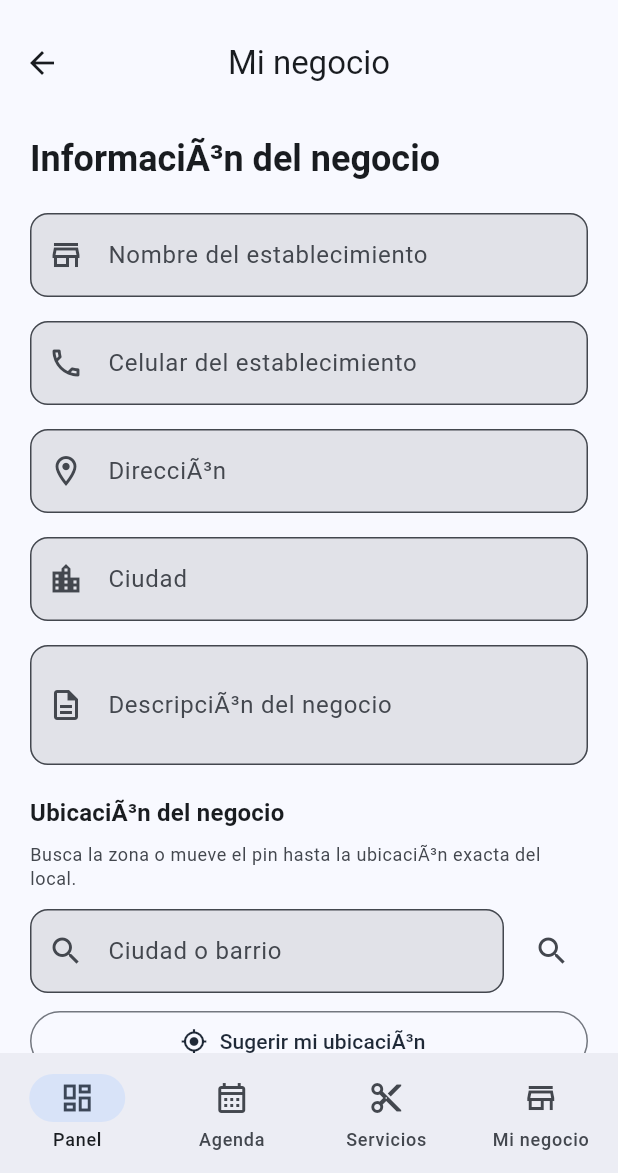
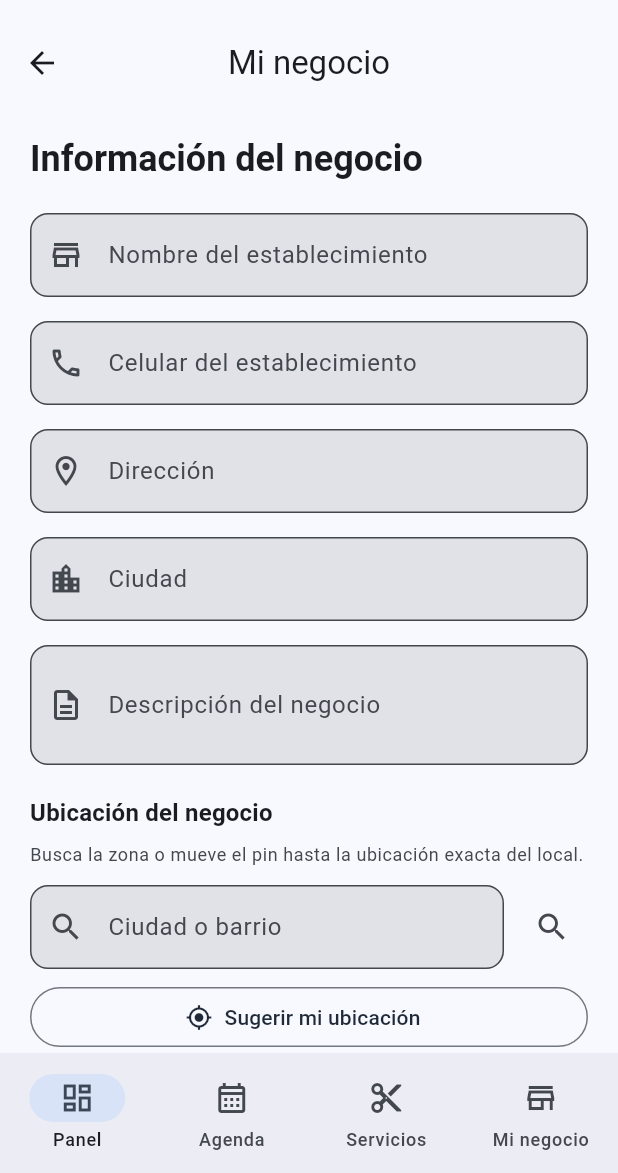
Before and after one commit to Gmerino-gif/booking-barberias, a Flutter app: the BusinessProfileScreen screen opened by its route, on a phone screen of 412 x 824 dp, the part 63-1236 px from its top. Run offline on Flutter 3.47's test engine with Material 3 defaults, Android fonts, the phone set to English and light mode, and no system bars; our stand-ins replace flutter_map, geolocator, go_router, latlong2.

Commit message:
Corrige acentos y símbolos en textos

```diff
--- a/lib/features/business/presentation/business_profile_screen.dart
+++ b/lib/features/business/presentation/business_profile_screen.dart
@@ -82,7 +82,7 @@ class _BusinessProfileScreenState extends State<BusinessProfileScreen> {
         digits.length < 7 ||
         digits.length > 15 ||
         phone.length > 20) {
-      return 'Ingresa un nÃºmero vÃ¡lido';
+      return 'Ingresa un número válido';
     }
     return null;
   }
@@ -98,7 +98,7 @@ class _BusinessProfileScreenState extends State<BusinessProfileScreen> {
     final token = context.read<AuthProvider>().accessToken;
     if (token == null || token.isEmpty) {
       _showLocationMessage(
-        'No hay sesiÃ³n activa para cargar tu negocio.',
+        'No hay sesión activa para cargar tu negocio.',
         isError: true,
       );
       if (mounted) setState(() => _isLoading = false);
@@ -121,7 +121,7 @@ class _BusinessProfileScreenState extends State<BusinessProfileScreen> {
             ? decoded['message'] as String?
             : null;
         _showLocationMessage(
-          message ?? 'No se pudo cargar la informaciÃ³n del negocio.',
+          message ?? 'No se pudo cargar la información del negocio.',
           isError: true,
         );
         setState(() => _isLoading = false);
@@ -157,7 +157,7 @@ class _BusinessProfileScreenState extends State<BusinessProfileScreen> {
     } on TimeoutException {
       if (mounted) {
         _showLocationMessage(
-          'La carga tardÃ³ demasiado. IntÃ©ntalo de nuevo.',
+          'La carga tardó demasiado. Inténtalo de nuevo.',
           isError: true,
         );
         setState(() => _isLoading = false);
@@ -180,7 +180,7 @@ class _BusinessProfileScreenState extends State<BusinessProfileScreen> {
     if (token == null || token.isEmpty) {
       ScaffoldMessenger.of(context).showSnackBar(
         const SnackBar(
-          content: Text('Tu sesiÃ³n expirÃ³. Inicia sesiÃ³n otra vez.'),
+          content: Text('Tu sesión expiró. Inicia sesión otra vez.'),
         ),
       );
       return;
@@ -189,7 +189,7 @@ class _BusinessProfileScreenState extends State<BusinessProfileScreen> {
     if (_selectedLocation == null) {
       ScaffoldMessenger.of(context).showSnackBar(
         const SnackBar(
-          content: Text('Selecciona la ubicaciÃ³n del negocio en el mapa.'),
+          content: Text('Selecciona la ubicación del negocio en el mapa.'),
         ),
       );
       return;
@@ -239,7 +239,7 @@ class _BusinessProfileScreenState extends State<BusinessProfileScreen> {
       if (mounted) {
         ScaffoldMessenger.of(context).showSnackBar(
           const SnackBar(
-            content: Text('El servidor tardÃ³ demasiado en responder.'),
+            content: Text('El servidor tardó demasiado en responder.'),
           ),
         );
       }
@@ -255,7 +255,7 @@ class _BusinessProfileScreenState extends State<BusinessProfileScreen> {
       if (mounted) {
         ScaffoldMessenger.of(context).showSnackBar(
           const SnackBar(
-            content: Text('OcurriÃ³ un error al guardar el negocio.'),
+            content: Text('Ocurrió un error al guardar el negocio.'),
           ),
         );
       }
@@ -269,7 +269,7 @@ class _BusinessProfileScreenState extends State<BusinessProfileScreen> {
     try {
       if (!await Geolocator.isLocationServiceEnabled()) {
         _showLocationMessage(
-          'Activa la ubicaciÃ³n del dispositivo o elige el punto manualmente.',
+          'Activa la ubicación del dispositivo o elige el punto manualmente.',
           isError: true,
         );
         return;
@@ -299,11 +299,11 @@ class _BusinessProfileScreenState extends State<BusinessProfileScreen> {
         confirmed: false,
       );
       _showLocationMessage(
-        'UbicaciÃ³n GPS sugerida. Confirma que el pin coincide con tu negocio.',
+        'Ubicación GPS sugerida. Confirma que el pin coincide con tu negocio.',
       );
     } catch (_) {
       _showLocationMessage(
-        'No se pudo obtener la ubicaciÃ³n. Puedes elegir manualmente en el mapa.',
+        'No se pudo obtener la ubicación. Puedes elegir manualmente en el mapa.',
         isError: true,
       );
     } finally {
@@ -376,21 +376,21 @@ class _BusinessProfileScreenState extends State<BusinessProfileScreen> {
       if (!mounted || requestSequence != _searchRequestSequence) return;
       _setLocation(LatLng(latitude, longitude), confirmed: false);
       setState(() {
-        _locationSearchMessage = 'Lugar encontrado. Ajusta el pin hasta la ubicaciÃ³n exacta del negocio.';
+        _locationSearchMessage = 'Lugar encontrado. Ajusta el pin hasta la ubicación exacta del negocio.';
         _locationSearchHasError = false;
       });
     } on TimeoutException {
       if (mounted && requestSequence == _searchRequestSequence) {
         setState(() {
           _locationSearchMessage =
-              'La bÃºsqueda tardÃ³ demasiado. IntÃ©ntalo de nuevo o mueve el pin.';
+              'La búsqueda tardó demasiado. Inténtalo de nuevo o mueve el pin.';
           _locationSearchHasError = true;
         });
       }
     } catch (_) {
       if (mounted && requestSequence == _searchRequestSequence) {
         setState(() {
-          _locationSearchMessage = 'No se pudo buscar la ubicaciÃ³n. Revisa tu conexiÃ³n o mueve el pin manualmente.';
+          _locationSearchMessage = 'No se pudo buscar la ubicación. Revisa tu conexión o mueve el pin manualmente.';
           _locationSearchHasError = true;
         });
       }
@@ -457,7 +457,7 @@ class _BusinessProfileScreenState extends State<BusinessProfileScreen> {
                     crossAxisAlignment: CrossAxisAlignment.stretch,
                     children: [
                       Text(
-                        'InformaciÃ³n del negocio',
+                        'Información del negocio',
                         style: theme.textTheme.headlineSmall?.copyWith(
                           fontWeight: FontWeight.bold,
                         ),
@@ -486,11 +486,11 @@ class _BusinessProfileScreenState extends State<BusinessProfileScreen> {
                         controller: _addressCtrl,
                         textCapitalization: TextCapitalization.words,
                         decoration: const InputDecoration(
-                          labelText: 'DirecciÃ³n',
+                          labelText: 'Dirección',
                           prefixIcon: Icon(Icons.location_on_outlined),
                         ),
                         validator: (value) =>
-                            _validateRequired(value, 'la direcciÃ³n', 200),
+                            _validateRequired(value, 'la dirección', 200),
                       ),
                       const SizedBox(height: 16),
                       TextFormField(
@@ -510,32 +510,32 @@ class _BusinessProfileScreenState extends State<BusinessProfileScreen> {
                         maxLines: 4,
                         textCapitalization: TextCapitalization.sentences,
                         decoration: const InputDecoration(
-                          labelText: 'DescripciÃ³n del negocio',
+                          labelText: 'Descripción del negocio',
                           prefixIcon: Icon(Icons.description_outlined),
                         ),
                         validator: (value) =>
-                            _validateRequired(value, 'la descripciÃ³n', 1000),
+                            _validateRequired(value, 'la descripción', 1000),
                       ),
                       const SizedBox(height: 20),
                       FormField<LatLng>(
                         key: _locationFieldKey,
                         validator: (_) => _selectedLocation == null
-                            ? 'Selecciona la ubicaciÃ³n del establecimiento'
+                            ? 'Selecciona la ubicación del establecimiento'
                             : !_locationConfirmed
-                            ? 'Confirma que el pin estÃ© en el negocio'
+                            ? 'Confirma que el pin esté en el negocio'
                             : null,
                         builder: (field) => Column(
                           crossAxisAlignment: CrossAxisAlignment.stretch,
                           children: [
                             Text(
-                              'UbicaciÃ³n del negocio',
+                              'Ubicación del negocio',
                               style: theme.textTheme.titleMedium?.copyWith(
                                 fontWeight: FontWeight.w600,
                               ),
                             ),
                             const SizedBox(height: 8),
                             Text(
-                              'Busca la zona o mueve el pin hasta la ubicaciÃ³n exacta del local.',
+                              'Busca la zona o mueve el pin hasta la ubicación exacta del local.',
                               style: theme.textTheme.bodySmall?.copyWith(
                                 color: theme.colorScheme.onSurfaceVariant,
                               ),
@@ -590,8 +590,8 @@ class _BusinessProfileScreenState extends State<BusinessProfileScreen> {
                                   : const Icon(Icons.my_location),
                               label: Text(
                                 _isGettingLocation
-                                    ? 'Obteniendo ubicaciÃ³nâ€¦'
-                                    : 'Sugerir mi ubicaciÃ³n',
+                                    ? 'Obteniendo ubicación…'
+                                    : 'Sugerir mi ubicación',
                               ),
                             ),
                             const SizedBox(height: 10),
@@ -659,7 +659,7 @@ class _BusinessProfileScreenState extends State<BusinessProfileScreen> {
                                     RichAttributionWidget(
                                       attributions: [
                                         TextSourceAttribution(
-                                          'Â© OpenStreetMap contributors',
+                                          '© OpenStreetMap contributors',
                                         ),
                                       ],
                                     ),
@@ -670,7 +670,7 @@ class _BusinessProfileScreenState extends State<BusinessProfileScreen> {
                             const SizedBox(height: 8),
                             if (_selectedLocation != null)
                               Text(
-                                'Pin ${_locationConfirmed ? 'confirmado' : 'sugerido'} Â· '
+                                'Pin ${_locationConfirmed ? 'confirmado' : 'sugerido'} · '
                                 '${_selectedLocation!.latitude.toStringAsFixed(6)}, '
                                 '${_selectedLocation!.longitude.toStringAsFixed(6)}',
                                 style: theme.textTheme.bodySmall?.copyWith(
```
Also changed, not shown: lib/features/business/presentation/dashboard_screen.dart (+17 -17 lines), lib/features/client/presentation/my_bookings_screen.dart (+11 -11 lines), lib/features/client/presentation/reservations_screen.dart (+8 -8 lines).
